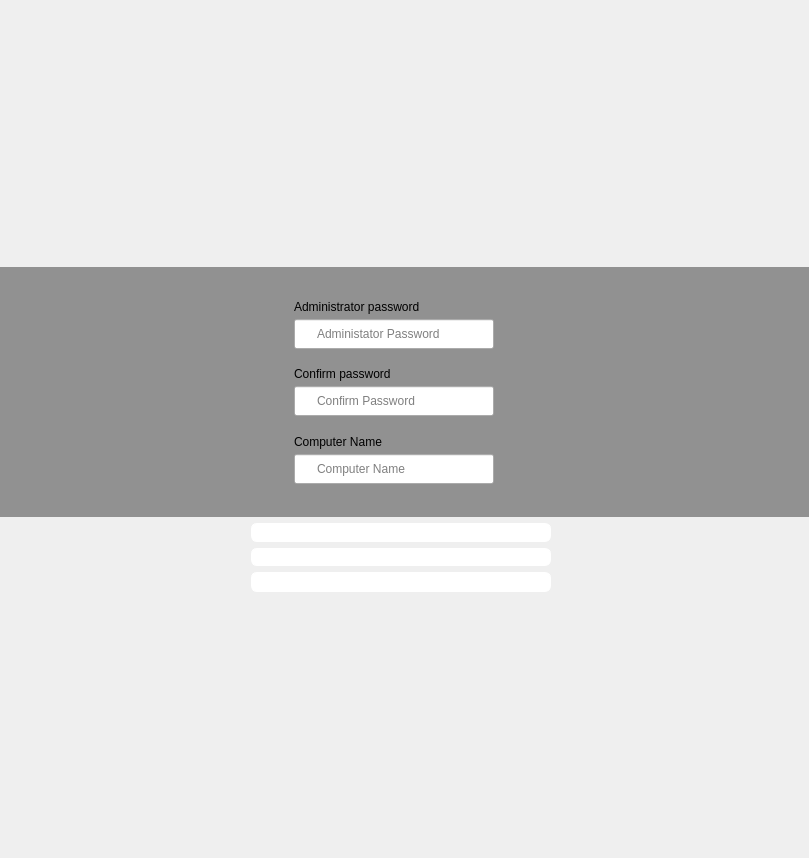
dadas45li/yali, file yali/gui/Ui/rootpasswidget.ui: the form before one commit.
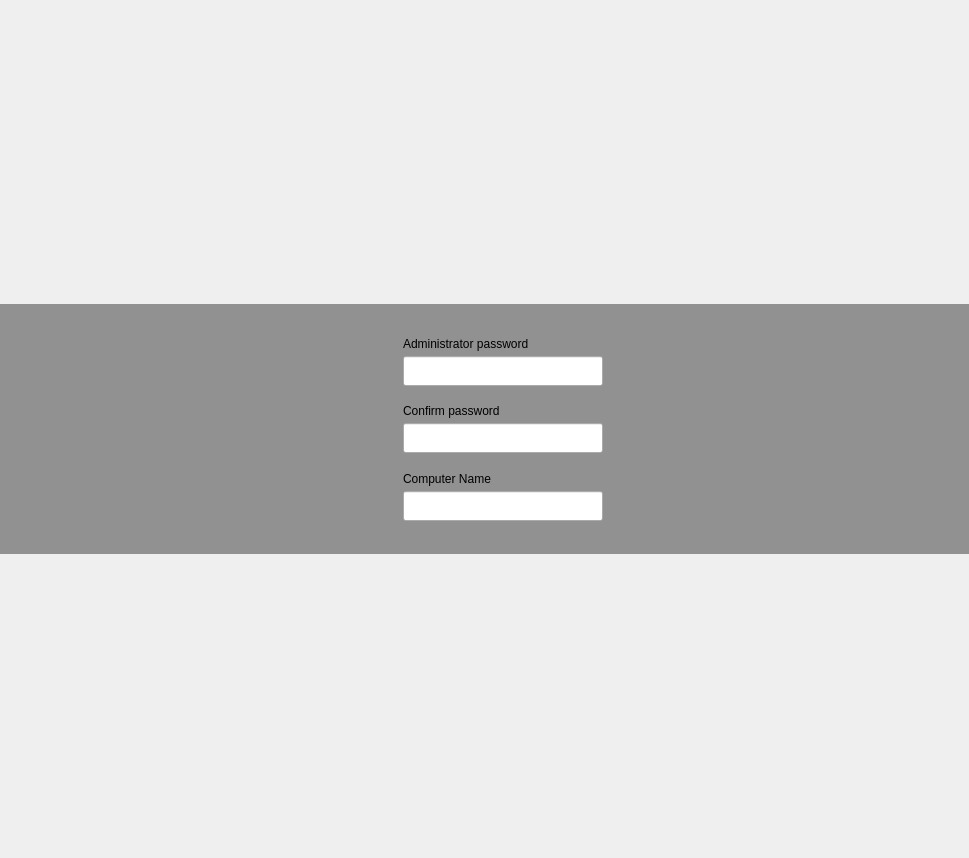
The form after the commit. Icons and pictures are not drawn.

Commit message: Add GUI improvements on Admin and User screens

What changed in the file:
```diff
--- a/yali/gui/Ui/rootpasswidget.ui
+++ b/yali/gui/Ui/rootpasswidget.ui
@@ -6,7 +6,7 @@
    <rect>
     <x>0</x>
     <y>0</y>
-    <width>809</width>
+    <width>969</width>
     <height>858</height>
    </rect>
   </property>
@@ -17,230 +17,6 @@
    <property name="margin">
     <number>0</number>
    </property>
-   <item row="3" column="0">
-    <spacer>
-     <property name="orientation">
-      <enum>Qt::Horizontal</enum>
-     </property>
-     <property name="sizeHint" stdset="0">
-      <size>
-       <width>161</width>
-       <height>43</height>
-      </size>
-     </property>
-    </spacer>
-   </item>
-   <item row="3" column="1">
-    <layout class="QGridLayout">
-     <property name="horizontalSpacing">
-      <number>0</number>
-     </property>
-     <item row="0" column="0">
-      <widget class="QLabel" name="pass_error">
-       <property name="minimumSize">
-        <size>
-         <width>300</width>
-         <height>0</height>
-        </size>
-       </property>
-       <property name="maximumSize">
-        <size>
-         <width>16777215</width>
-         <height>20</height>
-        </size>
-       </property>
-       <property name="styleSheet">
-        <string>border:1px solid white;
-border-radius:6px;
-background-color:white;
-color:#5A2847;</string>
-       </property>
-       <property name="text">
-        <string/>
-       </property>
-       <property name="textFormat">
-        <enum>Qt::RichText</enum>
-       </property>
-       <property name="scaledContents">
-        <bool>false</bool>
-       </property>
-       <property name="alignment">
-        <set>Qt::AlignCenter</set>
-       </property>
-       <property name="wordWrap">
-        <bool>false</bool>
-       </property>
-       <property name="indent">
-        <number>0</number>
-       </property>
-      </widget>
-     </item>
-     <item row="0" column="1" rowspan="2">
-      <widget class="QLabel" name="label">
-       <property name="sizePolicy">
-        <sizepolicy hsizetype="Fixed" vsizetype="Fixed">
-         <horstretch>0</horstretch>
-         <verstretch>0</verstretch>
-        </sizepolicy>
-       </property>
-       <property name="minimumSize">
-        <size>
-         <width>0</width>
-         <height>40</height>
-        </size>
-       </property>
-       <property name="text">
-        <string/>
-       </property>
-      </widget>
-     </item>
-     <item row="1" column="0">
-      <widget class="QLabel" name="caps_error">
-       <property name="minimumSize">
-        <size>
-         <width>300</width>
-         <height>0</height>
-        </size>
-       </property>
-       <property name="maximumSize">
-        <size>
-         <width>16777215</width>
-         <height>20</height>
-        </size>
-       </property>
-       <property name="styleSheet">
-        <string>border:1px solid white;
-border-radius:6px;
-background-color:white;
-color:#5A2847;</string>
-       </property>
-       <property name="text">
-        <string/>
-       </property>
-       <property name="textFormat">
-        <enum>Qt::RichText</enum>
-       </property>
-       <property name="scaledContents">
-        <bool>false</bool>
-       </property>
-       <property name="alignment">
-        <set>Qt::AlignCenter</set>
-       </property>
-       <property name="wordWrap">
-        <bool>false</bool>
-       </property>
-       <property name="indent">
-        <number>0</number>
-       </property>
-      </widget>
-     </item>
-    </layout>
-   </item>
-   <item row="3" column="2">
-    <spacer>
-     <property name="orientation">
-      <enum>Qt::Horizontal</enum>
-     </property>
-     <property name="sizeHint" stdset="0">
-      <size>
-       <width>181</width>
-       <height>43</height>
-      </size>
-     </property>
-    </spacer>
-   </item>
-   <item row="5" column="0">
-    <spacer>
-     <property name="orientation">
-      <enum>Qt::Horizontal</enum>
-     </property>
-     <property name="sizeHint" stdset="0">
-      <size>
-       <width>40</width>
-       <height>20</height>
-      </size>
-     </property>
-    </spacer>
-   </item>
-   <item row="5" column="1">
-    <layout class="QHBoxLayout">
-     <property name="spacing">
-      <number>0</number>
-     </property>
-     <item>
-      <widget class="QLabel" name="host_error">
-       <property name="minimumSize">
-        <size>
-         <width>300</width>
-         <height>0</height>
-        </size>
-       </property>
-       <property name="maximumSize">
-        <size>
-         <width>16777215</width>
-         <height>20</height>
-        </size>
-       </property>
-       <property name="styleSheet">
-        <string>border:1px solid white;
-border-radius:6px;
-background-color:white;
-color:#5A2847;</string>
-       </property>
-       <property name="text">
-        <string/>
-       </property>
-       <property name="textFormat">
-        <enum>Qt::RichText</enum>
-       </property>
-       <property name="scaledContents">
-        <bool>false</bool>
-       </property>
-       <property name="alignment">
-        <set>Qt::AlignCenter</set>
-       </property>
-       <property name="wordWrap">
-        <bool>false</bool>
-       </property>
-       <property name="indent">
-        <number>0</number>
-       </property>
-      </widget>
-     </item>
-     <item>
-      <widget class="QLabel" name="label_2">
-       <property name="sizePolicy">
-        <sizepolicy hsizetype="Fixed" vsizetype="Fixed">
-         <horstretch>0</horstretch>
-         <verstretch>0</verstretch>
-        </sizepolicy>
-       </property>
-       <property name="minimumSize">
-        <size>
-         <width>0</width>
-         <height>20</height>
-        </size>
-       </property>
-       <property name="text">
-        <string/>
-       </property>
-      </widget>
-     </item>
-    </layout>
-   </item>
-   <item row="5" column="2">
-    <spacer>
-     <property name="orientation">
-      <enum>Qt::Horizontal</enum>
-     </property>
-     <property name="sizeHint" stdset="0">
-      <size>
-       <width>40</width>
-       <height>20</height>
-      </size>
-     </property>
-    </spacer>
-   </item>
    <item row="1" column="0" colspan="3">
     <widget class="QFrame" name="frame">
      <property name="sizePolicy">
@@ -323,6 +99,12 @@
       </item>
       <item>
        <widget class="QFrame" name="frame_2">
+        <property name="sizePolicy">
+         <sizepolicy hsizetype="Fixed" vsizetype="Preferred">
+          <horstretch>0</horstretch>
+          <verstretch>0</verstretch>
+         </sizepolicy>
+        </property>
         <property name="frameShape">
          <enum>QFrame::NoFrame</enum>
         </property>
@@ -377,8 +159,7 @@
             </size>
            </property>
            <property name="styleSheet">
-            <string notr="true">background: url(:/gui/pics/lock.png) no-repeat left;
-padding-left: 20px;</string>
+            <string notr="true"/>
            </property>
            <property name="inputMask">
             <string/>
@@ -387,7 +168,7 @@
             <enum>QLineEdit::Password</enum>
            </property>
            <property name="placeholderText">
-            <string>Administator Password</string>
+            <string/>
            </property>
           </widget>
          </item>
@@ -432,8 +213,7 @@
             </size>
            </property>
            <property name="styleSheet">
-            <string notr="true">background: url(:/gui/pics/lock.png) no-repeat left ;
-padding-left: 20px;</string>
+            <string notr="true"/>
            </property>
            <property name="inputMask">
             <string/>
@@ -442,7 +222,7 @@
             <enum>QLineEdit::Password</enum>
            </property>
            <property name="placeholderText">
-            <string>Confirm Password</string>
+            <string/>
            </property>
           </widget>
          </item>
@@ -484,14 +264,13 @@
             </size>
            </property>
            <property name="styleSheet">
-            <string notr="true">background: url(:/gui/pics/computer.png) no-repeat left;
-padding-left: 20px;</string>
+            <string notr="true"/>
            </property>
            <property name="text">
             <string/>
            </property>
            <property name="placeholderText">
-            <string>Computer Name</string>
+            <string/>
            </property>
           </widget>
          </item>
@@ -527,7 +306,7 @@
      </layout>
     </widget>
    </item>
-   <item row="6" column="1">
+   <item row="4" column="1">
     <spacer name="spacer">
      <property name="orientation">
       <enum>Qt::Vertical</enum>
```
The commit also changes 3 other files.
